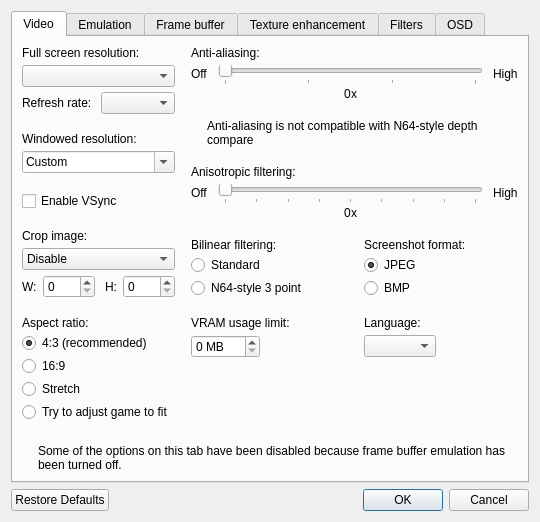
Qt form src/GLideNUI/configDialog.ui (gonetz/GLideN64) before a commit.
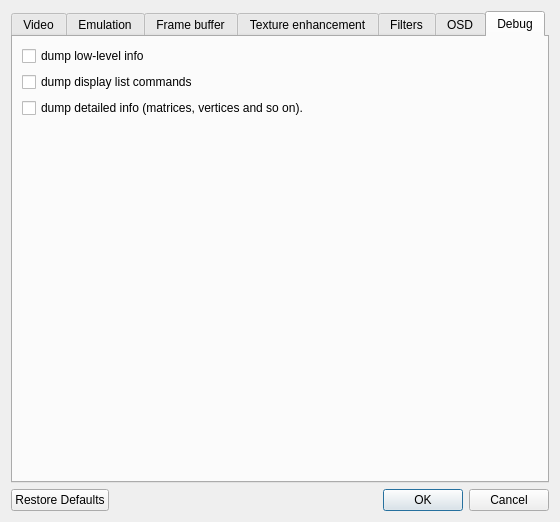
The same form after that commit. The open tabs and pages were chosen to show the change. Icons and pictures are not drawn.

Commit message: Add config option for debug dump.

```diff
--- a/src/GLideNUI/configDialog.ui
+++ b/src/GLideNUI/configDialog.ui
@@ -3729,6 +3729,51 @@
        </item>
       </layout>
      </widget>
+     <widget class="QWidget" name="debugTab">
+      <attribute name="title">
+       <string>Debug</string>
+      </attribute>
+      <layout class="QVBoxLayout" name="verticalLayout_36">
+       <item>
+        <layout class="QVBoxLayout" name="verticalLayout_31">
+         <item>
+          <widget class="QCheckBox" name="dumpLowCheckBox">
+           <property name="text">
+            <string>dump low-level info</string>
+           </property>
+          </widget>
+         </item>
+         <item>
+          <widget class="QCheckBox" name="dumpNormalCheckBox">
+           <property name="text">
+            <string>dump display list commands</string>
+           </property>
+          </widget>
+         </item>
+         <item>
+          <widget class="QCheckBox" name="dumpDetailCheckBox">
+           <property name="text">
+            <string>dump detailed info (matrices, vertices and so on).</string>
+           </property>
+          </widget>
+         </item>
+        </layout>
+       </item>
+       <item>
+        <spacer name="verticalSpacer_10">
+         <property name="orientation">
+          <enum>Qt::Vertical</enum>
+         </property>
+         <property name="sizeHint" stdset="0">
+          <size>
+           <width>20</width>
+           <height>40</height>
+          </size>
+         </property>
+        </spacer>
+       </item>
+      </layout>
+     </widget>
     </widget>
    </item>
    <item>
```
The commit also changes 7 other files.
